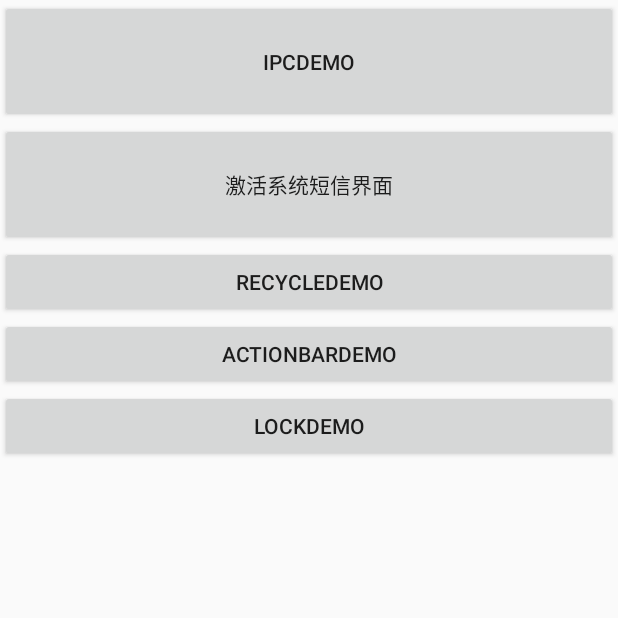
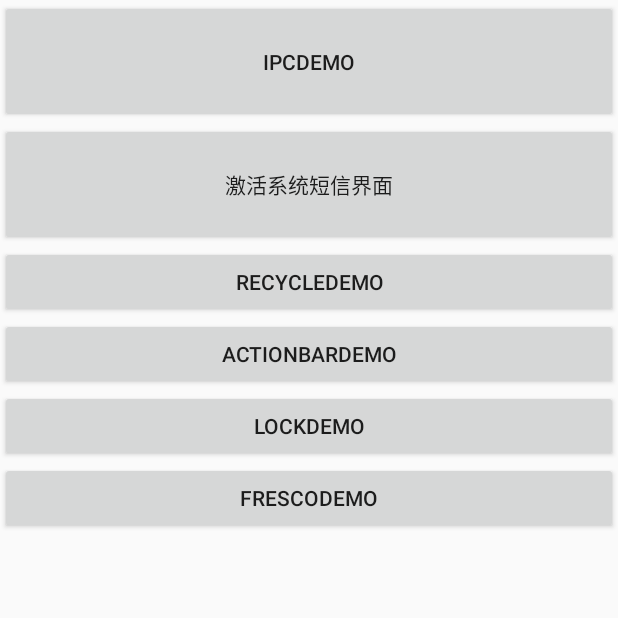
Before and after one commit to vegetate0708/AppUtils, an Android app: the screen it shows after launch (MainActivity), on a phone screen of 412 x 824 dp, the top half of it. Run offline under Robolectric (Android 15) with nearby library versions, the phone set to English and light mode, and no system bars; libraries missing offline, so code that uses them is left out: com.facebook.drawee; 1 statement that could not run was skipped.

Commit message:
Fresco的介绍
Fresco的简单使用介绍

```diff
--- a/app/build.gradle
+++ b/app/build.gradle
@@ -9,7 +9,7 @@
         minSdkVersion 11
         targetSdkVersion 23
         versionCode 1
-        versionName "1.0"
+        versionName "1.1"
     }
     buildTypes {
         release {
@@ -24,4 +24,5 @@
     testCompile 'junit:junit:4.12'
     compile 'com.android.support:appcompat-v7:23.1.0'
     compile 'com.android.support:recyclerview-v7:23.1.0'
+    compile 'com.facebook.fresco:fresco:0.10.0'
 }
--- a/app/src/main/AndroidManifest.xml
+++ b/app/src/main/AndroidManifest.xml
@@ -1,12 +1,14 @@
 <?xml version="1.0" encoding="utf-8"?>
 <manifest xmlns:android="http://schemas.android.com/apk/res/android"
     package="com.zxf.apputils" >
+    <uses-permission android:name="android.permission.INTERNET"/>
     <uses-permission android:name="android.permission.RECEIVE_SMS"/>
     <uses-permission android:name="android.permission.PROCESS_OUTGOING_CALLS"/>
     <uses-permission android:name="android.permission.READ_PHONE_STATE"/>
     <uses-permission android:name="android.permission.ACCESS_FINE_LOCATION"/>
     <uses-permission android:name="android.permission.ACCESS_COARSE_LOCATION"/>
     <application
+        android:name=".MyApplication"
         android:allowBackup="true"
         android:icon="@mipmap/ic_launcher"
         android:label="@string/app_name"
@@ -21,6 +23,7 @@
         <activity android:name=".IPCDemo.IPCActivity"/>
         <activity android:name=".WidgetDemo.RecycleDemo.RecycleDemo"/>
         <activity android:name=".WidgetDemo.UserDefinedDemo.LockDemo"/>
+        <activity android:name=".OpenSourceFrameWork.Fresco.FrescoActivity"/>
         <activity android:name=".WidgetDemo.ActionBarDemo.ActionBarTest"
             android:theme="@style/ActionBarDemo"
             android:logo="@mipmap/guiling"/> <!--设置标题显示的logo-->
--- a/app/src/main/java/com/zxf/apputils/MainActivity.java
+++ b/app/src/main/java/com/zxf/apputils/MainActivity.java
@@ -8,6 +8,7 @@
 import android.widget.Button;
 
 import com.zxf.apputils.IPCDemo.IPCActivity;
+import com.zxf.apputils.OpenSourceFrameWork.Fresco.FrescoActivity;
 import com.zxf.apputils.WidgetDemo.ActionBarDemo.ActionBarTest;
 import com.zxf.apputils.WidgetDemo.RecycleDemo.RecycleDemo;
 import com.zxf.apputils.SMSAndPhoneUtils.PhoneUtils;
@@ -30,6 +31,8 @@
         bt_actionBar.setOnClickListener(this);
         Button bt_LockDemo= (Button) findViewById(R.id.bt_LockDemo);
         bt_LockDemo.setOnClickListener(this);
+        Button bt_frescoDemo= (Button) findViewById(R.id.bt_FrescoDemo);
+        bt_frescoDemo.setOnClickListener(this);
     }
 
     @Override
@@ -54,6 +57,10 @@
                 Intent lock =new Intent(MainActivity.this, LockDemo.class);
                 startActivity(lock);
                 break;
+            case R.id.bt_FrescoDemo:
+                Intent fresco=new Intent(MainActivity.this, FrescoActivity.class);
+                startActivity(fresco);
+                break;
         }
     }
 }
--- /dev/null
+++ b/app/src/main/java/com/zxf/apputils/MyApplication.java
@@ -0,0 +1,16 @@
+package com.zxf.apputils;
+
+import android.app.Application;
+
+import com.facebook.drawee.backends.pipeline.Fresco;
+
+/**
+ * Created by Administrator on 2016/5/15.
+ */
+public class MyApplication extends Application {
+    @Override
+    public void onCreate() {
+        super.onCreate();
+        Fresco.initialize(getApplicationContext());
+    }
+}
--- a/app/src/main/res/layout/activity_main.xml
+++ b/app/src/main/res/layout/activity_main.xml
@@ -40,4 +40,10 @@
         android:layout_height="wrap_content"
         android:text="LockDEMO"
         android:layout_below="@id/bt_actionBarDemo"/>
+    <Button
+        android:id="@+id/bt_FrescoDemo"
+        android:layout_width="match_parent"
+        android:layout_height="wrap_content"
+        android:text="FrescoDEMO"
+        android:layout_below="@id/bt_LockDemo"/>
 </android.percent.support.PercentRelativeLayout>
```
Also changed, not shown: app/src/main/java/com/zxf/apputils/OpenSourceFrameWork/Fresco/FrescoActivity.java (added, +24 -0 lines), app/src/main/res/layout/activity_frescodemo.xml (added, +12 -0 lines), 4 other files.
